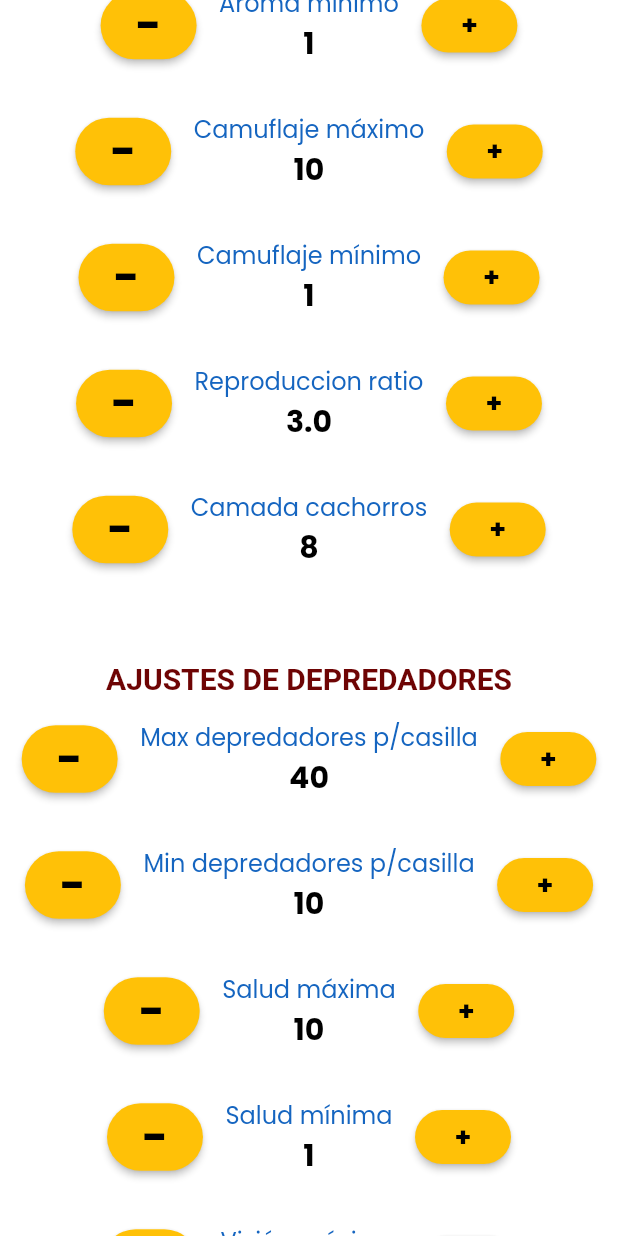
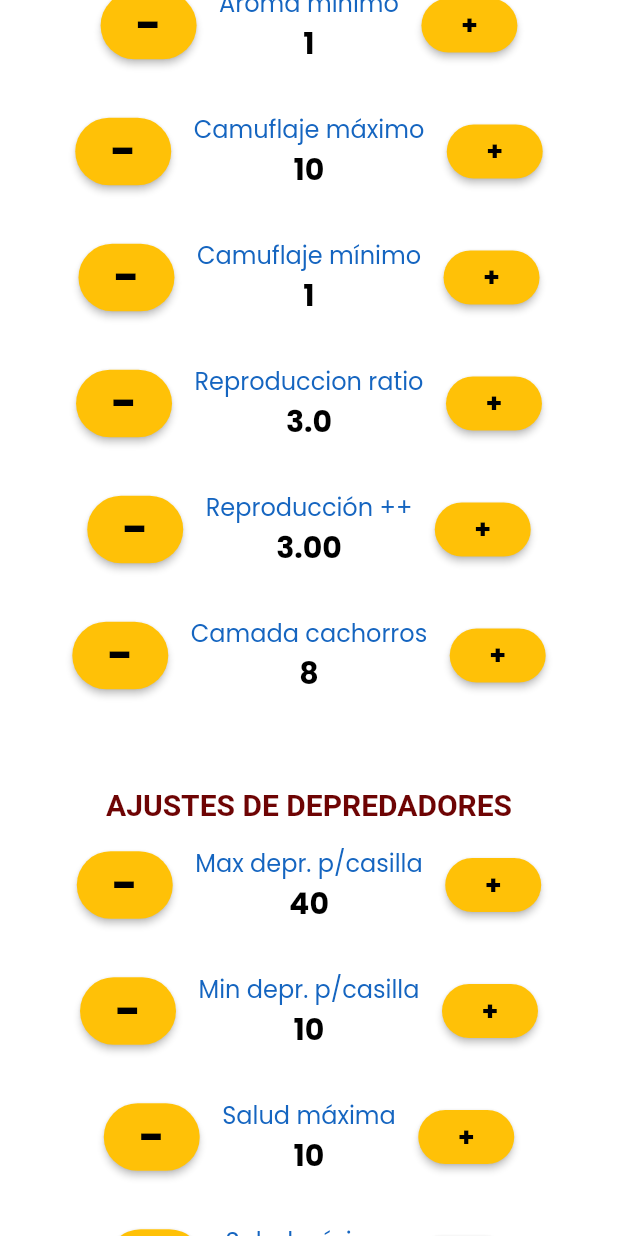
Before and after one commit to RobertoGamaliel/simulacion-caza, a Flutter app: the screen it shows after launch, scrolled down 1152 dp, on a phone screen of 412 x 824 dp. Run offline on Flutter 3.47's test engine with Material 2 defaults, Android fonts, the phone set to English and light mode, and no system bars; our stand-ins replace google_fonts.

Commit message:
Commit de versión final

```diff
--- a/lib/Models/UserAdjust.dart
+++ b/lib/Models/UserAdjust.dart
@@ -22,7 +22,7 @@ class PreyAdjust {
       minDefending = 1,
       maxDefending = 10,
       sons = 8;
-  double reproduceRatio = 3;
+  double reproduceRatio = 3, reproductionADD = 3;
 }
 
 class HunterAdjust {
--- a/lib/main.dart
+++ b/lib/main.dart
@@ -400,6 +400,27 @@ class _MyHomePageState extends State<MyHomePage> {
             crossAxisAlignment: CrossAxisAlignment.center,
             children: [
               lessButton(() => setState(() {
+                    if (Environment.ua.preyA.reproductionADD > 0.2) {
+                      Environment.ua.preyA.reproductionADD -= 0.2;
+                    }
+                  })),
+              indicator(
+                  title: "Reproducción ++",
+                  counter:
+                      Environment.ua.preyA.reproductionADD.toStringAsFixed(2)),
+              plusButton(() => setState(() {
+                    if (Environment.ua.preyA.reproductionADD < 5) {
+                      Environment.ua.preyA.reproductionADD += 0.2;
+                    }
+                  }))
+            ],
+          ),
+          Row(
+            mainAxisAlignment: MainAxisAlignment.center,
+            mainAxisSize: MainAxisSize.max,
+            crossAxisAlignment: CrossAxisAlignment.center,
+            children: [
+              lessButton(() => setState(() {
                     if (Environment.ua.preyA.sons > 1) {
                       Environment.ua.preyA.sons--;
                     }
@@ -434,7 +455,7 @@ class _MyHomePageState extends State<MyHomePage> {
                     }
                   })),
               indicator(
-                  title: "Max depredadores p/casilla",
+                  title: "Max depr. p/casilla",
                   counter: Environment.ua.maxHunters),
               plusButton(() => setState(() {
                     if (Environment.ua.maxHunters < 300) {
@@ -454,7 +475,7 @@ class _MyHomePageState extends State<MyHomePage> {
                     }
                   })),
               indicator(
-                  title: "Min depredadores p/casilla",
+                  title: "Min depr. p/casilla",
                   counter: Environment.ua.minhunters),
               plusButton(() => setState(() {
                     if (Environment.ua.minhunters <
@@ -688,7 +709,7 @@ class _MyHomePageState extends State<MyHomePage> {
                     }
                   })),
               indicator(
-                  title: "Agregado a reproducción",
+                  title: "Reproducción ++",
                   counter: Environment.ua.hunterA.reproductionAdd
                       .toStringAsFixed(2)),
               plusButton(() => setState(() {
```
Also changed, not shown: 1 other file.
